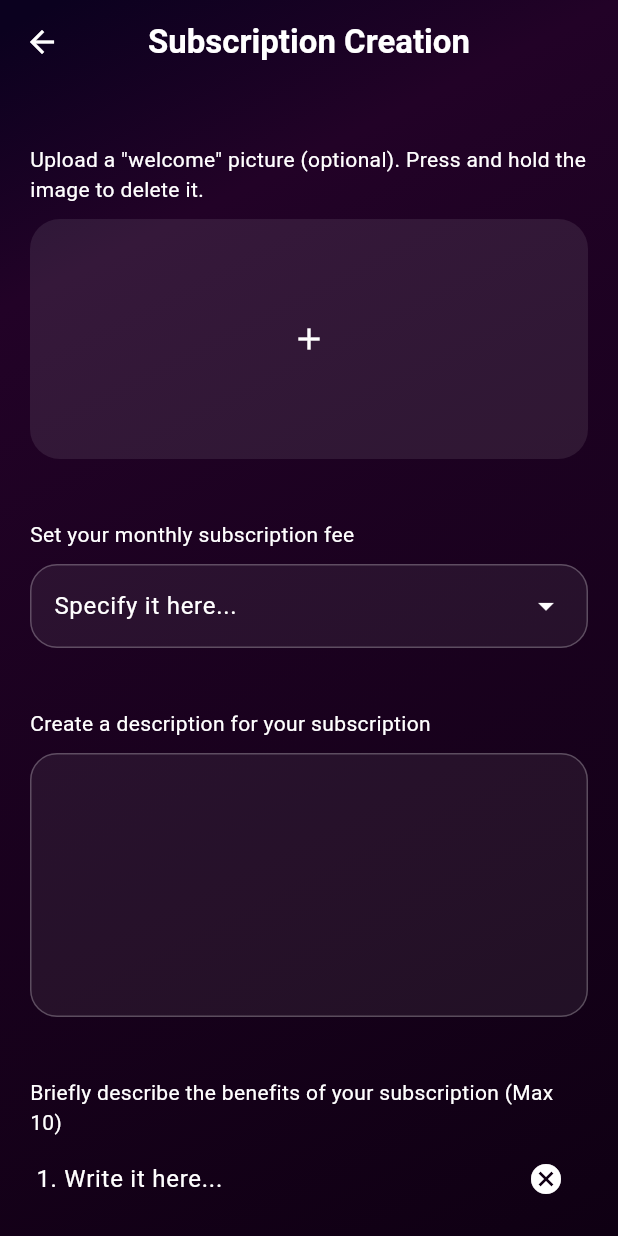
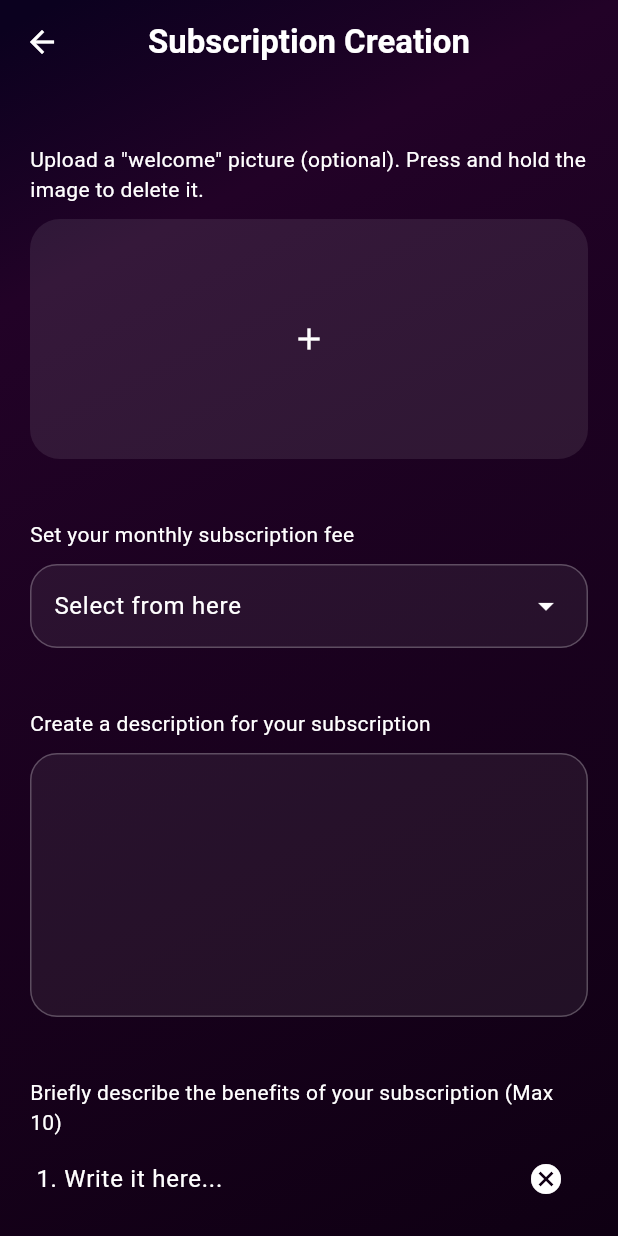
Before and after one commit to Miqueas/Subscribe-Me, a Flutter app: the CreateSubscriptionScreen screen opened by its route, on a phone screen of 412 x 824 dp. Run offline on Flutter 3.47's test engine with Material 3 defaults, Android fonts, the phone set to English and light mode, and no system bars; our stand-ins replace freezed_annotation, image_picker.

Commit message:
Finished dropdown

```diff
--- a/lib/controllers/dropdown_fee_controller.dart
+++ b/lib/controllers/dropdown_fee_controller.dart
@@ -2,16 +2,11 @@ import "package:flutter/material.dart";
 
 final class DropdownProvider extends ChangeNotifier {
   double fee;
-  var controller = TextEditingController();
 
-  DropdownProvider(this.fee) {
-    controller.addListener(() {
-      fee = double.parse(controller.text);
-    });
-  }
+  DropdownProvider(this.fee);
 
-  void setFee(double fee) {
-    this.fee = fee;
+  void setFee(double? value) {
+    fee = value ?? fee;
     notifyListeners();
   }
 }
--- a/lib/widgets/dropdown_fee/atoms/dropdown_menu_atom.dart
+++ b/lib/widgets/dropdown_fee/atoms/dropdown_menu_atom.dart
@@ -1,22 +1,25 @@
 import "package:flutter/material.dart";
 
 class DropdownMenuAtom extends StatelessWidget {
-  const DropdownMenuAtom({super.key, required this.controller});
+  const DropdownMenuAtom({super.key, required this.trigger});
 
-  final TextEditingController controller;
+  final void Function(double?)? trigger;
 
   @override
   Widget build(BuildContext context) {
     return DropdownMenu<double>(
-      requestFocusOnTap: true,
+      onSelected: trigger,
+      requestFocusOnTap: false,
       inputDecorationTheme: InputDecorationTheme(
-        filled: true,
-        fillColor: const Color(0x10FFFFFF),
+        filled: true, fillColor: const Color(0x10FFFFFF),
         border: OutlineInputBorder(borderRadius: BorderRadius.circular(20))),
       expandedInsets: const EdgeInsets.symmetric(),
-      hintText: "Specify it here...",
+      hintText: "Select from here",
       dropdownMenuEntries: const [
-        DropdownMenuEntry(value: 5.99, label: "\$5.99"),
-        DropdownMenuEntry(value: 9.99, label: "\$9.99")]);
+        DropdownMenuEntry<double>(value: 4.99, label: "\$4.99"),
+        DropdownMenuEntry<double>(value: 9.99, label: "\$9.99"),
+        DropdownMenuEntry<double>(value: 14.99, label: "\$14.99"),
+        DropdownMenuEntry<double>(value: 19.99, label: "\$19.99"),
+        DropdownMenuEntry<double>(value: 24.99, label: "\$24.99"),]);
   }
 }
--- a/lib/widgets/dropdown_fee/molecules/dropdown_molecule.dart
+++ b/lib/widgets/dropdown_fee/molecules/dropdown_molecule.dart
@@ -1,6 +1,7 @@
 import "package:flutter/material.dart";
 import "package:provider/provider.dart";
 import "package:subscribe_me/controllers/dropdown_fee_controller.dart";
+import "package:subscribe_me/controllers/subscription_controller.dart";
 import "package:subscribe_me/widgets/common/atoms/label_atom.dart";
 import "package:subscribe_me/widgets/dropdown_fee/atoms/dropdown_menu_atom.dart";
 
@@ -9,6 +10,7 @@ final class DropdownMolecule extends StatelessWidget {
 
   @override
   Widget build(BuildContext context) {
+    final subscriptionProvider = Provider.of<SubscriptionProvider>(context);
     final provider = Provider.of<DropdownProvider>(context);
 
     return Column(
@@ -17,6 +19,8 @@ final class DropdownMolecule extends StatelessWidget {
         const LabelAtom(text: "Set your monthly subscription fee", padding: 40),
         Padding(
           padding: const EdgeInsets.only(top: 10),
-          child: DropdownMenuAtom(controller: provider.controller))]);
+          child: DropdownMenuAtom(trigger: (value) {
+            provider.setFee(value);
+            subscriptionProvider.setFee(provider.fee);}))]);
   }
 }
```
